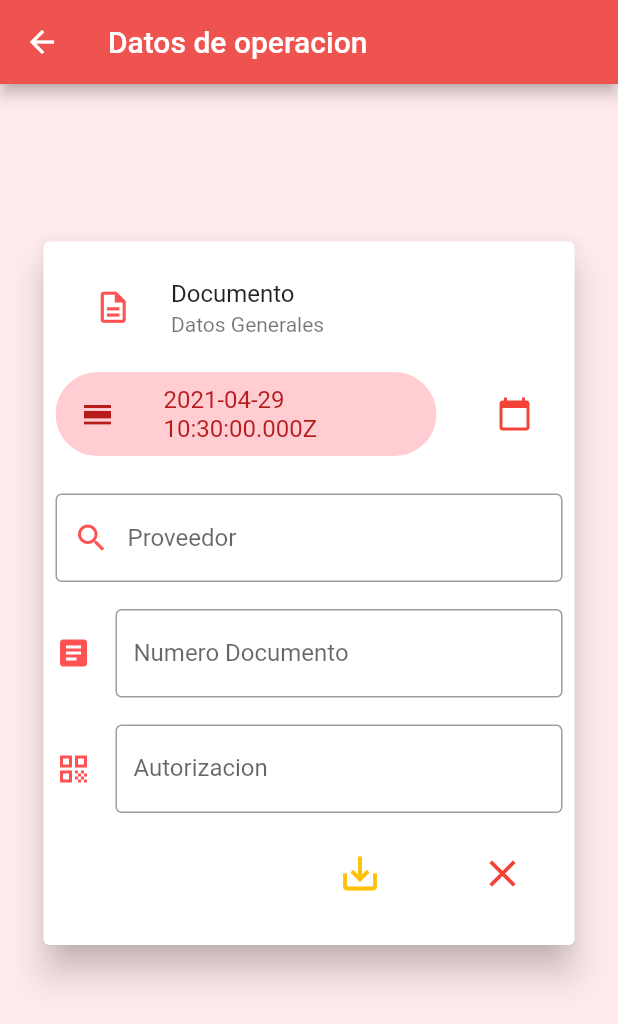
After one commit to ByronSilvaOlvera/Flutter-pro-cli-inv, a Flutter app: the screen it shows after launch, item 6 of the bottom bar chosen, after a tap on the "account circle" icon, on a phone screen of 412 x 824 dp. The commit adds this screen. Shown: the top 1024 px of the screen. Run offline on Flutter 3.47's test engine with Material 2 defaults, Android fonts, the phone set to English and light mode, and no system bars; drawn by our look-alikes of flutter_typeahead; our stand-ins replace bloc, flutter_slidable.

Commit message:
creando diseñando amornizando view para compra y venta

```diff
--- a/lib/main.dart
+++ b/lib/main.dart
@@ -1,4 +1,5 @@
 
+//import 'package:fltestadobloc/widgets/widgets.dart';
 import 'package:flutter/material.dart';
 import 'package:provider/provider.dart';
 
@@ -11,6 +12,7 @@ import 'package:fltestadobloc/router/router.dart';
 void main() => runApp(MyApp());
 
 class MyApp extends StatelessWidget {
+
   @override
   Widget build(BuildContext context) {
     return MultiProvider(
@@ -21,11 +23,11 @@ class MyApp extends StatelessWidget {
       ],
       child: MaterialApp(
         title: 'Material App',
+        locale:  Locale('es') ,
 
         //comentar TEST
         //home: DetalleDocumento(titulo: 'Compra',),
-        //home: DetalleListado(),
-
+        //home: DatosIdentidad(),
 
         //Zona de Rutas
         initialRoute: 'home',
--- a/lib/pages/compra_page.dart
+++ b/lib/pages/compra_page.dart
@@ -16,54 +16,12 @@ class CompraPage extends StatelessWidget {
         padding: EdgeInsets.all(15.0),
         child: Column(
           children: <Widget>[
-            SizedBox(
-              height: 60.0,
-              child: Row(
-                mainAxisAlignment: MainAxisAlignment.spaceAround ,
-                children: [
 
-                  Expanded(
-                    child: ListTile(
-                      title:Text('Compra #001-001-123456789',
-                        style: TextStyle( fontSize: 20.0, fontWeight: FontWeight.bold,
-                        ),
-                        textAlign: TextAlign.left, ),
-                      subtitle: Text('27-04-2021 ',
-                        style: TextStyle( fontSize: 15.0, fontWeight: FontWeight.bold,
-                        ),
-                        textAlign: TextAlign.left, ),
-                    ),
-                  ) ,
-
-
-
-                    Column(
-                      children: [
-                        IconButton(icon: Icon(Icons.account_circle_outlined),
-                          padding: EdgeInsets.zero,
-                           onPressed: ()=>{}),
-                        Center(child: Text('Datos', style:
-                          TextStyle(fontSize: 10.0 ),
-                        )),
-                      ],
-                    ),
-                    Column(
-                      children: [
-                        IconButton(icon: Icon(Icons.add_shopping_cart_sharp),
-                          padding: EdgeInsets.zero, onPressed: ()=>{}),
-                        Center(child: Text('Articulos', style:
-                          TextStyle(fontSize: 10.0 ),
-                        )),
-                      ],
-                    )
-                ],
-              )
-            ),
+            _headerOperacion(context),
 
             _datosSeleccion(),
 
             _compraFormula(),
-
 
           ],
         ),
@@ -142,4 +100,60 @@ class CompraPage extends StatelessWidget {
     );
   }
 
+  Widget _headerOperacion(BuildContext context ){
+    return SizedBox(
+      height: 60.0,
+      child: Row(
+        mainAxisAlignment: MainAxisAlignment.spaceAround ,
+        children: [
+
+          Expanded(
+            child: ListTile(
+              title:Text('Compra #001-001-123456789',
+                style: TextStyle( fontSize: 20.0, fontWeight: FontWeight.bold,
+                ),
+                textAlign: TextAlign.left, ),
+              subtitle: Text('27-04-2021 ',
+                style: TextStyle( fontSize: 15.0, fontWeight: FontWeight.bold,
+                ),
+                textAlign: TextAlign.left, ),
+            ),
+          ) ,
+
+            Column(
+              children: [
+                IconButton(icon: Icon(Icons.account_circle_outlined),
+                  padding: EdgeInsets.zero,
+                    onPressed: ()=>{
+                      //IR A CREAR UN DETALLE DE LA COMPRA
+                      Navigator.of(context).push(MaterialPageRoute(
+                        builder: (context) => DatosIdentidad(),
+                      ))
+                    }),
+                Center(child: Text('Datos', style:
+                  TextStyle(fontSize: 10.0 ),
+                )),
+              ],
+            ),
+            Column(
+              children: [
+                IconButton(icon: Icon(Icons.add_shopping_cart_sharp),
+                  padding: EdgeInsets.zero, onPressed: ()=>{
+
+                    //IR A CREAR UN DETALLE DE LA COMPRA
+                    Navigator.of(context).push(MaterialPageRoute(
+                      builder: (context) => ProductoOperacion(),
+                    ))
+
+                  }),
+                Center(child: Text('Articulos', style:
+                  TextStyle(fontSize: 10.0 ),
+                )),
+              ],
+            )
+        ],
+      )
+    );
+  }
+
 }
--- a/lib/widgets/detalle-documento.dart
+++ b/lib/widgets/widget-operacion/detalle-documento.dart
@@ -1,5 +1,5 @@
 
-part of 'widgets.dart';
+part of '../widgets.dart';
 
 
 class DetalleDocumento extends StatefulWidget {
--- a/lib/widgets/detalle-producto.dart
+++ b/lib/widgets/widget-operacion/detalle-producto.dart
@@ -1,7 +1,7 @@
 
 
 
-part of 'widgets.dart';
+part of '../widgets.dart';
 
 
 
--- /dev/null
+++ b/lib/widgets/widget-operacion/form-datosIdentidad-operacion.dart
@@ -0,0 +1,218 @@
+
+
+part of '../widgets.dart';
+
+class DatosIdentidad extends StatefulWidget {
+  //const DatosIdentidad({Key key}) : super(key: key);
+
+  @override
+  _DatosIdentidadState createState() => _DatosIdentidadState();
+}
+
+class _DatosIdentidadState extends State<DatosIdentidad> {
+  @override
+  Widget build(BuildContext context) {
+    return Scaffold(
+      appBar: AppBar(
+        title: Text('Datos de operacion'),
+        backgroundColor: Colors.red[400] ,
+      ),
+      body: Container(
+        height: MediaQuery.of(context).size.height  ,
+        color: Colors.red[50] ,
+        padding: EdgeInsets.all(10.0),
+        transformAlignment: Alignment.center ,
+        child: SingleChildScrollView(
+          child: Center(child: _datosDocumento(context), heightFactor: 1.3 ,),
+        ),
+      ),
+    );
+  }
+
+  Widget _botonesAction(){
+    return Row(
+      mainAxisAlignment: MainAxisAlignment.end,
+      children: [
+        IconButton(
+          iconSize: 30.0 ,
+          color: Colors.amber,
+          focusColor: Colors.blue,
+          padding: EdgeInsets.all(25),
+          splashRadius: 30,
+          icon: Icon(Icons.save_alt , ),
+          onPressed: ()=>{}
+        ),
+        SizedBox(width: 15.0 ,),
+        IconButton(
+          iconSize: 30.0 ,
+          splashRadius: 30.0 ,
+          color: Colors.red,
+          padding: EdgeInsets.all(25),
+          icon: Icon(Icons.close , ),
+          onPressed: ()=>{} ,
+        ),
+
+      ],
+    );
+  }
+
+  Widget _datosDocumento(BuildContext context){
+    return Container(
+      color: Colors.red[50]  ,
+      padding: EdgeInsets.all(15.0),
+      child: Card(
+        elevation: 10.0 ,
+        child: Padding(
+          padding: const EdgeInsets.all(8.0),
+          child: Column(
+            mainAxisAlignment: MainAxisAlignment.center ,
+              children: [
+
+                ListTile(
+                  leading: Container(
+                    child  : Icon(Icons.description_outlined, size: 25 , color: Colors.redAccent , ),
+                    padding: EdgeInsets.all(10.00),
+                  ) ,
+                  title: Text('Documento '),
+                  subtitle: Text('Datos Generales'),
+                ),
+
+                SizedBox(
+                  height: 70.0 ,
+                  child: Row(
+                    mainAxisAlignment: MainAxisAlignment.start,
+                    children: [
+
+                      Expanded(
+                        child: ClipRRect(
+                          borderRadius: BorderRadius.only(
+                            topLeft    : Radius.circular(32) ,
+                            bottomLeft : Radius.circular(32) ,
+                            bottomRight: Radius.circular(32) ,
+                            topRight   :  Radius.circular(32) ,
+                          ),
+                          child: Container(
+                            color : Colors.red[100] ,
+                            child: ListTile(
+                              leading: Icon(Icons.calendar_view_day,
+                                color: Colors.red.shade900) ,
+                              title  : Text(_fecha.toUtc().toString() ,
+                                  style: TextStyle(color: Colors.red.shade900 )
+                              ),
+                            ),
+                          ),
+                        )
+                      ),
+                      SizedBox( width: 20.0,),
+                      IconButton(
+                        padding: EdgeInsets.all(20.0),
+                        splashRadius: 35.0,
+                        icon: Icon(Icons.calendar_today, color: Colors.red ,) ,
+                        onPressed: () => _selectDate(context) , //() => {}
+                      ),
+
+
+                    ],
+                  ),
+                ),
+
+                SizedBox(height: 18.0,),
+
+                _busquedaIdentidad(),
+
+                SizedBox(height: 18.0,),
+
+                TextField(
+                  obscureText: false,
+                  //controller: nombreCtrl,
+                  decoration: InputDecoration(
+                    icon     : Icon(Icons.article , color: Colors.redAccent ),
+                    border   : OutlineInputBorder(),
+                    labelText: 'Numero Documento',
+                  ),
+                ),
+
+                SizedBox(height: 18.0,),
+
+                TextField(
+                  obscureText: false,
+                  //controller: nombreCtrl,
+                  decoration: InputDecoration(
+                    icon     : Icon(Icons.qr_code , color: Colors.redAccent ),
+                    border   : OutlineInputBorder(),
+                    labelText: 'Autorizacion',
+                  ),
+                ),
+
+                _botonesAction(),
+
+              ],
+          ),
+        ),
+      ),
+    );
+  }
+
+  DateTime _fecha = DateTime.now();
+
+  Future _selectDate(BuildContext context) async {
+    DateTime picked = await showDatePicker(
+        context    : context,
+        initialDate: new DateTime.now(),
+        firstDate  : new DateTime(2016),
+        lastDate   : new DateTime(2025)
+    );
+    if(picked != null) {setState(() => _fecha = picked); setState((){}); }
+
+  }
+
+  Widget _busquedaIdentidad(){
+    return TypeAheadField<Producto>(
+      hideSuggestionsOnKeyboardHide: false,
+      textFieldConfiguration: TextFieldConfiguration(
+        //autofocus: true,
+        //style:  DefaultTextStyle.of(context).style.copyWith(fontStyle: FontStyle.italic),
+        decoration: InputDecoration(
+          prefixIcon: Icon(Icons.search, color: Colors.redAccent),
+          border: OutlineInputBorder(),
+          hintText: 'Proveedor',
+        ),
+      ),
+      // trae la data
+      suggestionsCallback: (pattern) async {
+
+        return await ProductoServices.autoCompletarEntidad(pattern);
+      } ,
+
+      //devuelve combo box datos
+      itemBuilder: (context, suggestion) {
+        return ListTile(
+          leading: Icon(Icons.shopping_cart),
+          title: Text(suggestion.nombre),
+          subtitle: Text('\$${suggestion.nombre}'),
+        );
+      },
+
+      // Quiero mover al una pagina
+      onSuggestionSelected: (suggestion) async {
+        setState(() {});
+      },
+
+      noItemsFoundBuilder: (context) =>
+        Container(
+          padding: EdgeInsets.symmetric(vertical: 15.0),
+          height: 80,
+          child: Center(
+            child: Text(
+              'Productos no Encontrado.',
+              style: TextStyle(fontSize: 24),
+            ),
+          ),
+        ),
+
+    );
+  }
+
+
+
+}
--- a/lib/widgets/widgets.dart
+++ b/lib/widgets/widgets.dart
@@ -7,7 +7,7 @@ import 'package:flutter/material.dart';
 import 'package:flutter/rendering.dart';
 import 'package:flutter_typeahead/flutter_typeahead.dart';
 //import 'package:provider/provider.dart';
-
+import 'dart:async';
 
 import 'package:fltestadobloc/models/producto.dart';
 
@@ -16,6 +16,10 @@ import 'package:fltestadobloc/models/producto.dart';
   part 'navigator_botton.dart';
   part 'datatable_inv.dart';
   part 'snack-mensaje-corto.dart';
-  part 'detalle-documento.dart';
-  part 'detalle-listado.dart';
-  part 'detalle-producto.dart';
+  part 'widget-operacion/detalle-documento.dart';
+  part 'widget-operacion/detalle-listado.dart';
+  part 'widget-operacion/detalle-producto.dart';
+  part 'widget-operacion/dialog-proveedor.dart';
+
+  part 'widget-operacion/form-datosIdentidad-operacion.dart';
+  part 'widget-operacion/form-producto-operacion.dart';
--- a/pubspec.yaml
+++ b/pubspec.yaml
@@ -34,6 +34,7 @@ dependencies:
   flutter_slidable: ^0.6.0
   flutter_typeahead: ^3.1.1
   flutter_bloc: ^7.0.0
+  intl: ^0.17.0
 
 
 dev_dependencies:
```
Also changed, not shown: lib/widgets/widget-operacion/alert.dart (added, +118 -0 lines), lib/widgets/widget-operacion/detalle-listado.dart (renamed from lib/widgets/detalle-listado.dart, +3 -4 lines), lib/widgets/widget-operacion/dialog-proveedor.dart (added, +13 -0 lines), lib/widgets/widget-operacion/form-producto-operacion.dart (added, +203 -0 lines), pubspec.lock.
